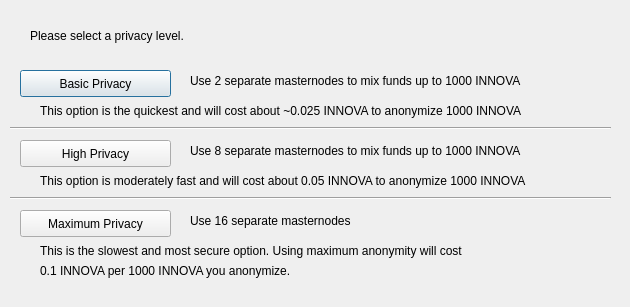
Old version of the form src/qt/forms/darksendconfig.ui in the repository vladlenomg/potatocoin.
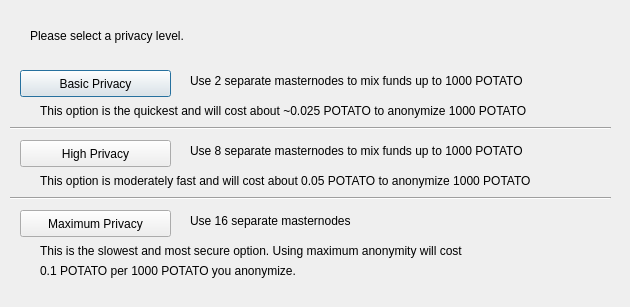
New version of the form.

Commit message: rename innova to potatocoin

What changed in the file:
```diff
--- a/src/qt/forms/darksendconfig.ui
+++ b/src/qt/forms/darksendconfig.ui
@@ -75,7 +75,7 @@
     </rect>
    </property>
    <property name="text">
-    <string>Use 2 separate masternodes to mix funds up to 1000 INNOVA</string>
+    <string>Use 2 separate masternodes to mix funds up to 1000 POTATO</string>
    </property>
   </widget>
   <widget class="QLabel" name="label_3">
@@ -88,7 +88,7 @@
     </rect>
    </property>
    <property name="text">
-    <string>Use 8 separate masternodes to mix funds up to 1000 INNOVA</string>
+    <string>Use 8 separate masternodes to mix funds up to 1000 POTATO</string>
    </property>
   </widget>
   <widget class="QLabel" name="label_4">
@@ -114,7 +114,7 @@
     </rect>
    </property>
    <property name="text">
-    <string>This option is the quickest and will cost about ~0.025 INNOVA to anonymize 1000 INNOVA</string>
+    <string>This option is the quickest and will cost about ~0.025 POTATO to anonymize 1000 POTATO</string>
    </property>
   </widget>
   <widget class="QLabel" name="label_7">
@@ -127,7 +127,7 @@
     </rect>
    </property>
    <property name="text">
-    <string>This option is moderately fast and will cost about 0.05 INNOVA to anonymize 1000 INNOVA</string>
+    <string>This option is moderately fast and will cost about 0.05 POTATO to anonymize 1000 POTATO</string>
    </property>
   </widget>
   <widget class="QLabel" name="label_8">
@@ -153,7 +153,7 @@
     </rect>
    </property>
    <property name="text">
-    <string>0.1 INNOVA per 1000 INNOVA you anonymize.</string>
+    <string>0.1 POTATO per 1000 POTATO you anonymize.</string>
    </property>
   </widget>
   <widget class="Line" name="line">
```
The commit also changes 467 other files.
